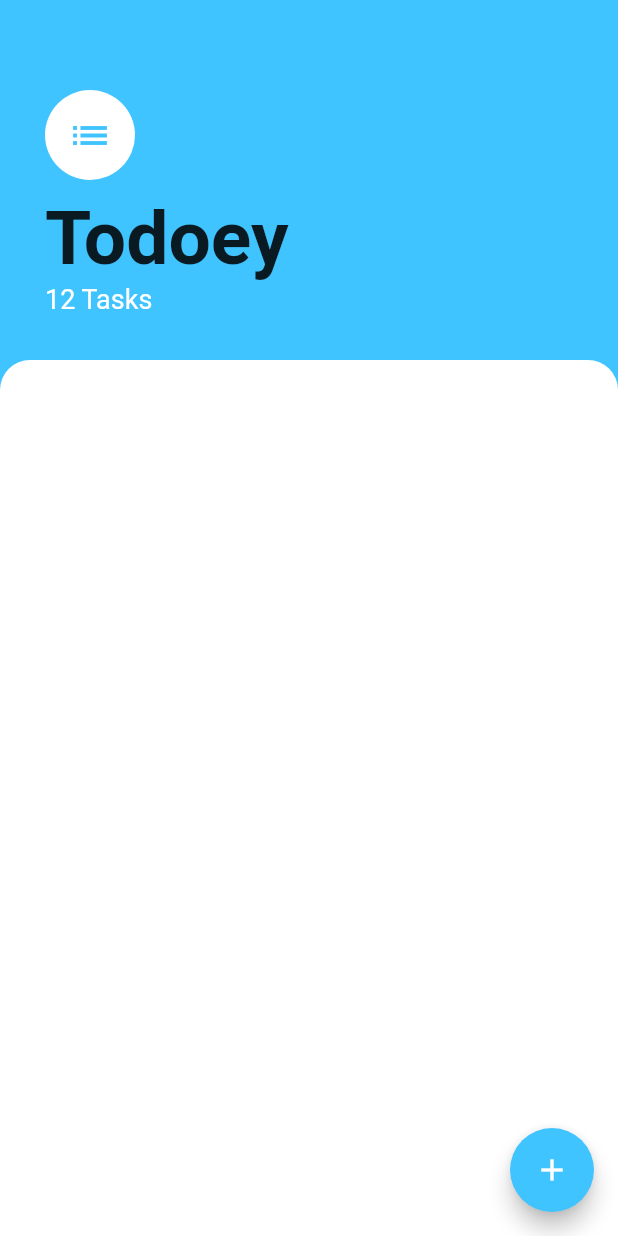
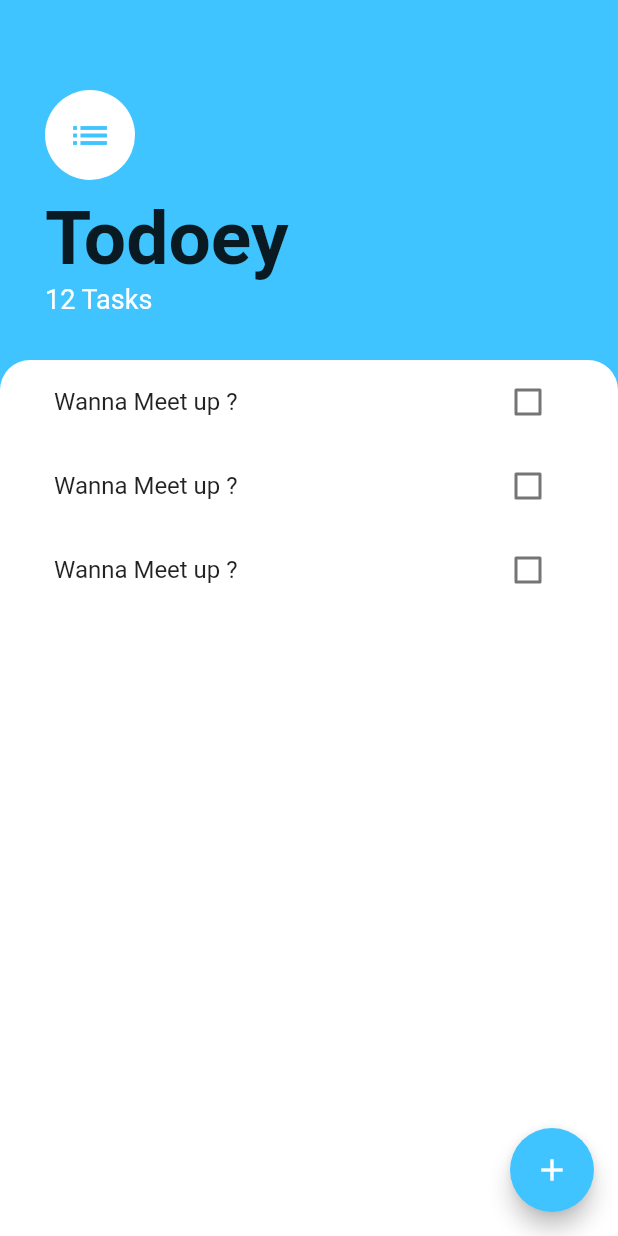
Before and after one commit to NdegwaJulius/Todoey-App, a Flutter app: the screen it shows after launch, on a phone screen of 412 x 824 dp. Run offline on Flutter 3.47's test engine with Material 2 defaults, Android fonts, the phone set to English and light mode, and no system bars.

Commit message:
Adding listview  for tasks

```diff
--- a/lib/screens/tasks_screen.dart
+++ b/lib/screens/tasks_screen.dart
@@ -1,4 +1,6 @@
 import 'package:flutter/material.dart';
+import 'package:todoey/screens/tasks_screen.dart';
+import 'package:todoey/widgets/tasks-list.dart';
 class TasksScreen extends StatelessWidget {
   const TasksScreen({Key? key}) : super(key: key);
 
@@ -10,7 +12,9 @@ class TasksScreen extends StatelessWidget {
       FloatingActionButton(
         backgroundColor: Colors.lightBlueAccent,
         child: Icon(Icons.add),
-        onPressed: null,
+        onPressed: (){
+
+        },
       ),
       body: Column(
         crossAxisAlignment: CrossAxisAlignment.start,
@@ -48,6 +52,7 @@ class TasksScreen extends StatelessWidget {
           ),
           Expanded(
             child: Container(
+              padding: EdgeInsets.symmetric(horizontal: 20,),
               decoration: BoxDecoration(
                   color: Colors.white,
                   borderRadius: BorderRadius.only(
@@ -55,6 +60,7 @@ class TasksScreen extends StatelessWidget {
                     topRight: Radius.circular(20)
                     ,)
               ),
+              child: TasksList(),
             ),
           ),
         ],
--- /dev/null
+++ b/lib/widgets/task-tile.dart
@@ -0,0 +1,16 @@
+import 'package:flutter/material.dart';
+
+class TaskTile extends StatelessWidget {
+  const TaskTile({
+    Key? key,
+  }) : super(key: key);
+
+  @override
+  Widget build(BuildContext context) {
+    return ListTile(
+      title: Text('Wanna Meet up ?'),
+      trailing:Checkbox(
+        value: false, onChanged: (bool? value) {  },
+      ),);
+  }
+}
--- /dev/null
+++ b/lib/widgets/tasks-list.dart
@@ -0,0 +1,23 @@
+import 'package:flutter/material.dart';
+import 'package:todoey/screens/tasks_screen.dart';
+import 'package:todoey/widgets/task-tile.dart';
+
+class TasksList extends StatelessWidget {
+
+
+  @override
+  Widget build(BuildContext context) {
+    return ListView(
+      children:<Widget> [
+        TaskTile(),
+        TaskTile(),
+        TaskTile(),
+
+
+
+
+
+      ],
+    );
+  }
+}
```
